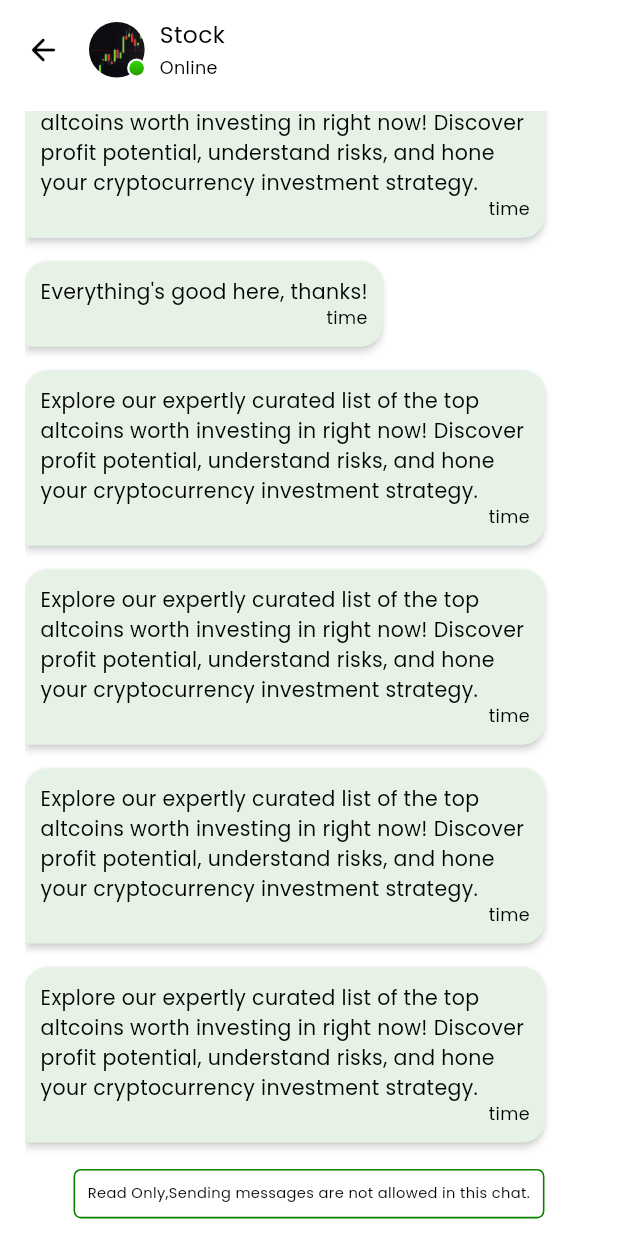
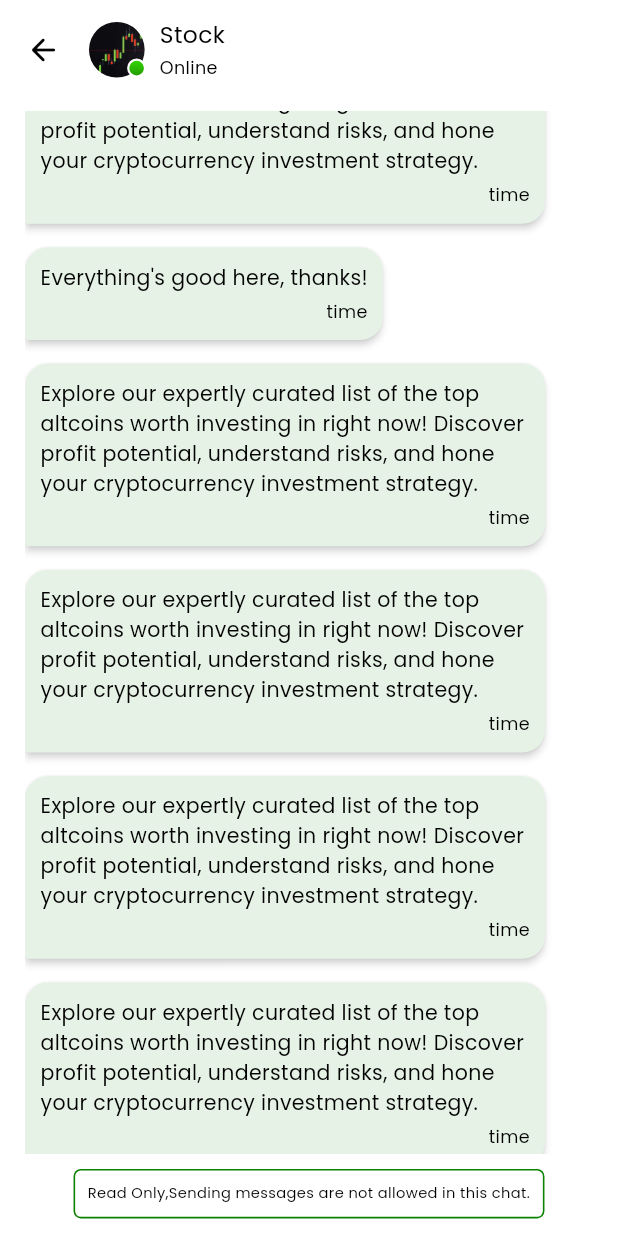
Before and after one commit to bdCalling-Sdt-hub/Stock-Cartel, a Flutter app: the OnlyReadChat screen opened by its route, on a phone screen of 412 x 824 dp. Run offline on Flutter 3.47's test engine with Material 3 defaults, Android fonts, the phone set to English and light mode, and no system bars; drawn by our look-alikes of flutter_chat_bubble; our stand-ins replace connectivity_plus, country_code_picker, flutter_screenutil, flutter_spinkit, flutter_svg, fluttertoast and 6 more; accounts and stored records are empty.

Commit message:
Some issue fixed

```diff
--- a/lib/views/screens/chatsScreen/only_read_chat.dart
+++ b/lib/views/screens/chatsScreen/only_read_chat.dart
@@ -233,6 +233,7 @@ class _OnlyReadChatState extends State<OnlyReadChat> {
                     ),
                     textAlign: TextAlign.start,
                   ),
+                  SizedBox(height: 5.h),
                   Row(
                     mainAxisAlignment: MainAxisAlignment.end,
                     mainAxisSize: MainAxisSize.min,
```
